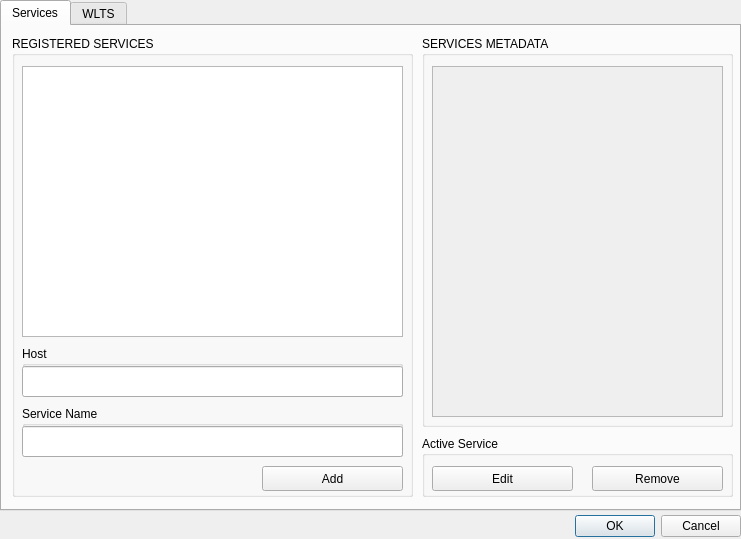
First picture: the form in wlts_plugin/wlts_qgis_dialog_base.ui, repository brazil-data-cube/wlts-qgis, before the edit.
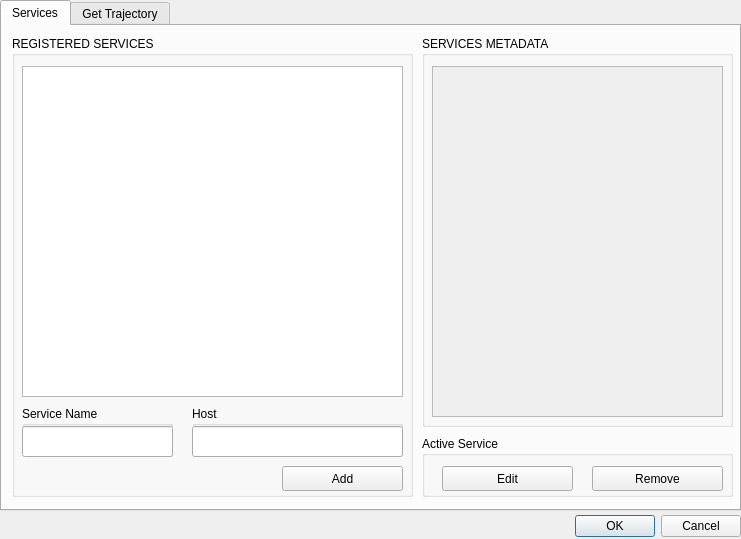
Second picture: the form after the edit. The open tabs and pages were chosen to show the change.

Commit message: Fix some issues from user interface to keep pattern

What changed in the file:
```diff
--- a/wlts_plugin/wlts_qgis_dialog_base.ui
+++ b/wlts_plugin/wlts_qgis_dialog_base.ui
@@ -53,7 +53,7 @@
         <x>10</x>
         <y>30</y>
         <width>381</width>
-        <height>271</height>
+        <height>331</height>
        </rect>
       </property>
      </widget>
@@ -62,7 +62,7 @@
        <rect>
         <x>10</x>
         <y>370</y>
-        <width>381</width>
+        <width>151</width>
         <height>51</height>
        </rect>
       </property>
@@ -74,7 +74,7 @@
         <rect>
          <x>0</x>
          <y>20</y>
-         <width>381</width>
+         <width>151</width>
          <height>31</height>
         </rect>
        </property>
@@ -83,9 +83,9 @@
      <widget class="QGroupBox" name="host">
       <property name="geometry">
        <rect>
-        <x>10</x>
-        <y>310</y>
-        <width>381</width>
+        <x>180</x>
+        <y>370</y>
+        <width>211</width>
         <height>51</height>
        </rect>
       </property>
@@ -97,7 +97,7 @@
         <rect>
          <x>0</x>
          <y>20</y>
-         <width>381</width>
+         <width>211</width>
          <height>31</height>
         </rect>
        </property>
@@ -106,9 +106,9 @@
      <widget class="QPushButton" name="save_service">
       <property name="geometry">
        <rect>
-        <x>250</x>
+        <x>270</x>
         <y>430</y>
-        <width>141</width>
+        <width>121</width>
         <height>25</height>
        </rect>
       </property>
@@ -168,9 +168,9 @@
      <widget class="QPushButton" name="edit_service">
       <property name="geometry">
        <rect>
-        <x>10</x>
+        <x>20</x>
         <y>30</y>
-        <width>141</width>
+        <width>131</width>
         <height>25</height>
        </rect>
       </property>
@@ -195,7 +195,7 @@
    </widget>
    <widget class="QWidget" name="time_series_tab">
     <attribute name="title">
-     <string>WLTS</string>
+     <string>Get Trajectory</string>
     </attribute>
     <widget class="QGroupBox" name="history">
      <property name="geometry">
```
Left out of the diff: 6 changed lines with no effect on the pictures.
